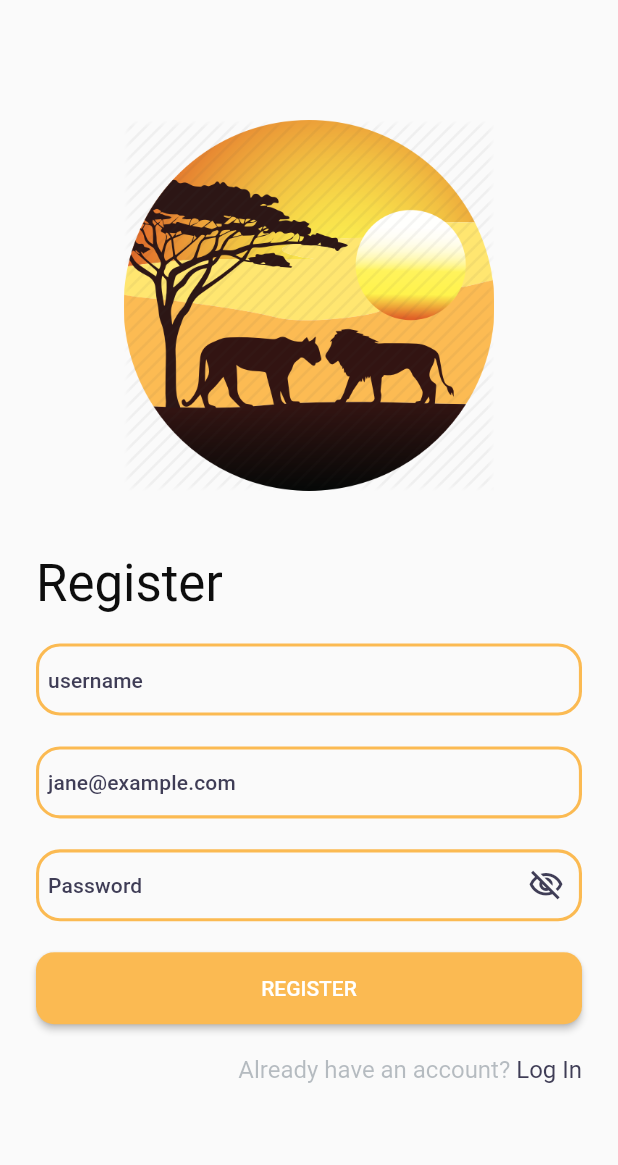
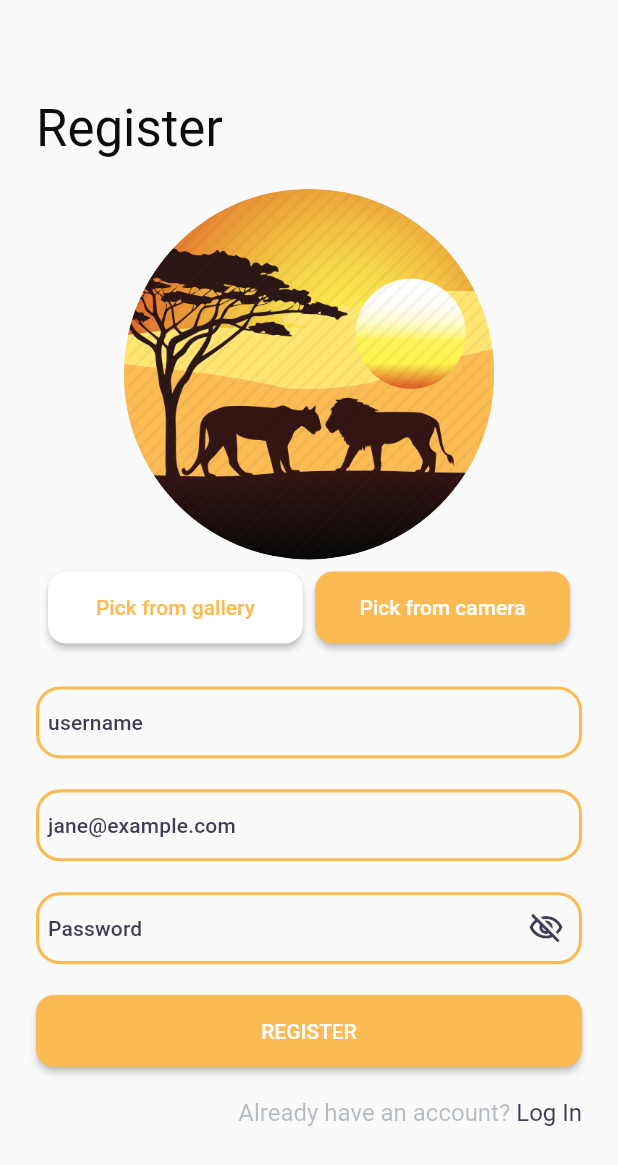
Before and after one commit to Sedatdynn/SafariTourApp, a Flutter app: the screen it shows after launch, after a tap on "Register", on a phone screen of 412 x 824 dp. Shown: the top 1165 px of the screen. Run offline on Flutter 3.47's test engine with Material 2 defaults, Android fonts, the light colour scheme and no system bars; our stand-ins replace dio, flutter_bloc, flutter_svg, image_picker, shared_preferences; network calls fail.

Commit message:
image picker implemented

```diff
--- a/safari_tour_app/lib/feature/register/cubit/register_cubit.dart
+++ b/safari_tour_app/lib/feature/register/cubit/register_cubit.dart
@@ -1,3 +1,5 @@
+import 'dart:io';
+
 import 'package:flutter/material.dart';
 import 'package:flutter_bloc/flutter_bloc.dart';
 
@@ -11,13 +13,15 @@ class RegisterCubit extends Cubit<RegisterState> {
 
   final TextEditingController emailController;
   final TextEditingController passwordController;
+  final File? _image;
+
   bool isRegisterFail = false;
   bool isLoading = false;
   bool isVisible = true;
   RegisterService service = RegisterService(
       ProjectNetworkManager.instance.service, "/api/accounts/register");
   RegisterCubit(this.formKey, this.usernameController, this.emailController,
-      this.passwordController,
+      this.passwordController, this._image,
       {required this.service})
       : super(RegisterInitial());
 
@@ -28,6 +32,7 @@ class RegisterCubit extends Cubit<RegisterState> {
         "username": usernameController.text.trim(),
         "email": emailController.text.trim(),
         "password": passwordController.text.trim(),
+        "profile_image": _image,
       });
       if (data!) {
         emit(RegisterLoaded(data));
--- a/safari_tour_app/lib/feature/register/service/register_service.dart
+++ b/safari_tour_app/lib/feature/register/service/register_service.dart
@@ -17,6 +17,7 @@ class RegisterService extends IRegisterService {
         "username": registerData["username"],
         "email": registerData["email"],
         "password": registerData["password"],
+        "profile_image": registerData["profile_image"],
       });
       if (response.statusCode == HttpStatus.created) {
         SharedPreferences prefs = await SharedPreferences.getInstance();
--- a/safari_tour_app/lib/feature/register/view/register.dart
+++ b/safari_tour_app/lib/feature/register/view/register.dart
@@ -1,5 +1,8 @@
+import 'dart:io';
+
 import 'package:flutter/material.dart';
 import 'package:flutter_bloc/flutter_bloc.dart';
+import 'package:image_picker/image_picker.dart';
 import 'package:safari_tour_app/feature/login/view/login_view.dart';
 import 'package:safari_tour_app/feature/register/cubit/register_cubit.dart';
 import 'package:safari_tour_app/feature/register/service/register_service.dart';
@@ -21,6 +24,8 @@ class RegisterView extends StatefulWidget {
 }
 
 class _RegisterViewState extends State<RegisterView> {
+  File? _image;
+
   final GlobalKey<FormState> formKey = GlobalKey();
   final TextEditingController usernameController = TextEditingController();
   final TextEditingController emailController = TextEditingController();
@@ -28,8 +33,8 @@ class _RegisterViewState extends State<RegisterView> {
   @override
   Widget build(BuildContext context) {
     return BlocProvider(
-      create: (context) => RegisterCubit(
-          formKey, usernameController, emailController, passwordController,
+      create: (context) => RegisterCubit(formKey, usernameController,
+          emailController, passwordController, _image,
           service: RegisterService(ProjectNetworkManager.instance.service,
               "/api/accounts/register")),
       child: BlocConsumer<RegisterCubit, RegisterState>(
@@ -47,10 +52,13 @@ class _RegisterViewState extends State<RegisterView> {
 
   Scaffold buildMainBody(BuildContext context, RegisterState state) {
     return Scaffold(
-      appBar: buildCustomAppBar(context),
+      // appBar: buildCustomAppBar(context),
       body: Padding(
         padding: context.extremeAllPadding,
-        child: buildFormBody(state, context),
+        child: buildFormBody(
+          state,
+          context,
+        ),
       ),
     );
   }
@@ -68,7 +76,10 @@ class _RegisterViewState extends State<RegisterView> {
     );
   }
 
-  Form buildFormBody(RegisterState state, BuildContext context) {
+  Form buildFormBody(
+    RegisterState state,
+    BuildContext context,
+  ) {
     return Form(
       key: formKey,
       autovalidateMode: state is RegisterValidateState
@@ -76,19 +87,69 @@ class _RegisterViewState extends State<RegisterView> {
               ? AutovalidateMode.always
               : AutovalidateMode.disabled)
           : AutovalidateMode.disabled,
-      child: buildScrollBody(context),
+      child: buildScrollBody(
+        context,
+      ),
     );
   }
 
-  SingleChildScrollView buildScrollBody(BuildContext context) {
+  SingleChildScrollView buildScrollBody(
+    BuildContext context,
+  ) {
+    Future getImage(ImageSource source) async {
+      final xFileImage = await ImagePicker().pickImage(source: source);
+
+      if (xFileImage == null) return;
+
+      final imageTemporary = File(xFileImage.path);
+      setState(() {
+        this._image = imageTemporary;
+      });
+    }
+
     return SingleChildScrollView(
       child: Column(
         children: [
-          ImagePaths.safari.toWidget(context: context),
-          ConstSpace(
-            height: context.dynamicHeight(0.05),
+          ConstSpace(height: context.dynamicHeight(0.05)),
+          buildRegisterText(context),
+          const ConstSpace(),
+          ClipOval(
+            child: _image != null
+                ? Image.file(
+                    _image!,
+                    height: 160,
+                  )
+                : ImagePaths.safari.toWidget(context: context),
           ),
-          buildRegisterText(context),
+          Padding(
+            padding: context.lowAllPadding,
+            child: Row(
+              mainAxisAlignment: MainAxisAlignment.spaceEvenly,
+              children: [
+                Expanded(
+                  child: ActiveButton(
+                    label: "Pick from gallery",
+                    onPressed: () {
+                      getImage(ImageSource.gallery);
+                    },
+                    buttonColor: AppColors.white,
+                    textColor: AppColors.button,
+                  ),
+                ),
+                SizedBox(
+                  width: context.dynamicWidth(0.02),
+                ),
+                Expanded(
+                  child: ActiveButton(
+                    label: "Pick from camera",
+                    onPressed: () {
+                      getImage(ImageSource.camera);
+                    },
+                  ),
+                ),
+              ],
+            ),
+          ),
           const ConstSpace(),
           buildUsernameTextfield(),
           const ConstSpace(),
--- a/safari_tour_app/lib/feature/splash/view/splash_view.dart
+++ b/safari_tour_app/lib/feature/splash/view/splash_view.dart
@@ -4,7 +4,6 @@ import 'package:flutter/material.dart';
 import 'package:flutter_bloc/flutter_bloc.dart';
 import 'package:safari_tour_app/feature/home/view/home_view.dart';
 import 'package:safari_tour_app/product/extension/images/png/png_images.dart';
-import 'package:safari_tour_app/product/extension/responsive/responsive.dart';
 
 import '../../../product/const/duration/duration.dart';
 import '../../../product/const/theme/colors.dart';
--- a/safari_tour_app/lib/product/enums/images/image_enums.dart
+++ b/safari_tour_app/lib/product/enums/images/image_enums.dart
@@ -1 +1 @@
-enum ImagePaths { safari, welcome }
+enum ImagePaths { safari, welcome, user }
--- a/safari_tour_app/lib/product/extension/images/png/png_images.dart
+++ b/safari_tour_app/lib/product/extension/images/png/png_images.dart
@@ -5,11 +5,16 @@ import '../../../enums/images/image_enums.dart';
 
 extension ImagePathExtension on ImagePaths {
   String get rawValue => "assets/png/$name.png";
-  Widget toWidget({BoxFit? boxFit, required BuildContext context}) {
+  Widget toWidget(
+      {BoxFit? boxFit,
+      Color? color,
+      double? height,
+      required BuildContext context}) {
     return Image.asset(
       rawValue,
-      height: context.dynamicHeight(0.3),
+      height: height ?? context.dynamicHeight(0.3),
       fit: boxFit ?? BoxFit.contain,
+      color: color,
     );
   }
 }
--- a/safari_tour_app/pubspec.yaml
+++ b/safari_tour_app/pubspec.yaml
@@ -35,8 +35,10 @@ dependencies:
     sdk: flutter
   flutter_bloc: ^8.1.2
   flutter_svg: ^2.0.4
+  image_picker: ^0.8.7
   json_annotation: ^4.8.0
   json_serializable: ^6.6.1
+  path_provider: ^2.0.14
   shared_preferences: ^2.0.20
 
 dev_dependencies:
```
Also changed, not shown: safari_tour_app/assets/png/user.png (added), 2 other files.
